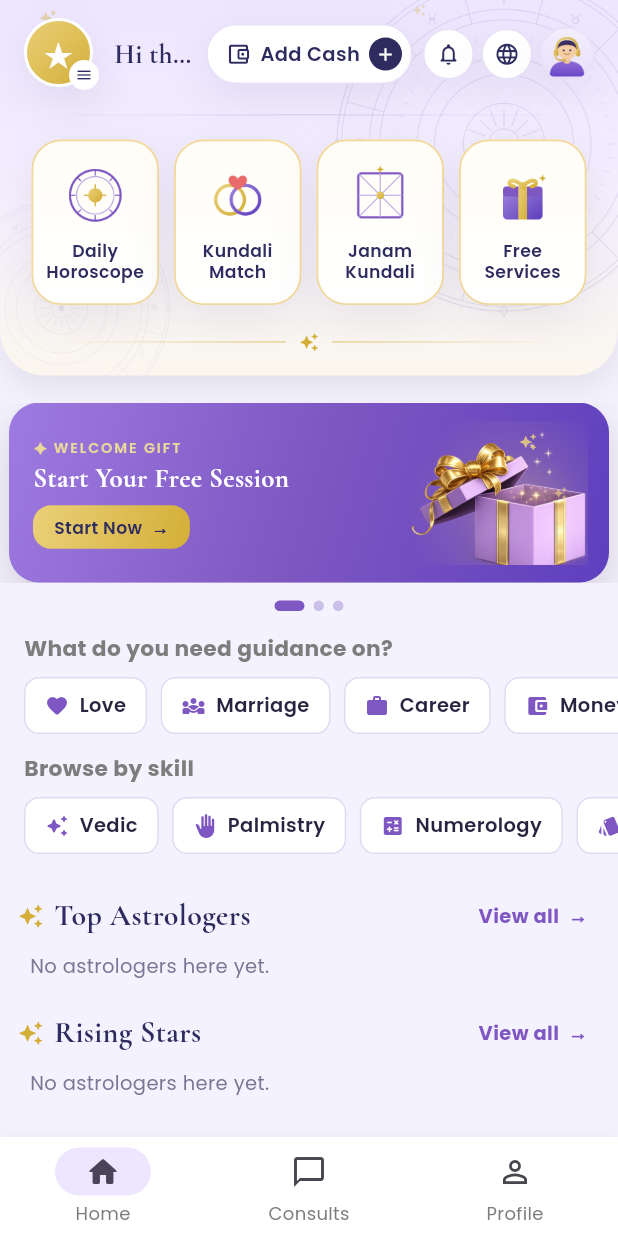
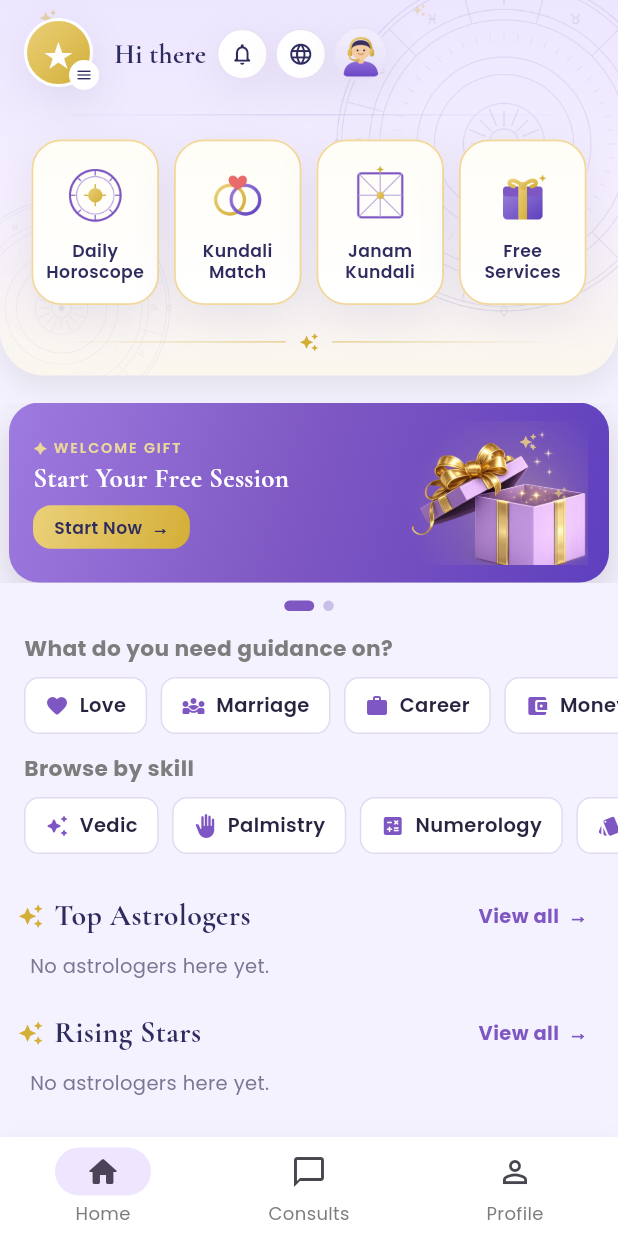
Before and after one commit to aaddrriisshh-dev/Asktro, a Flutter app: the HomeShell screen opened directly, on a phone screen of 412 x 824 dp. Run offline on Flutter 3.47's test engine with Material 3 defaults, Android fonts, the phone set to English and light mode, and no system bars; our stand-ins replace audioplayers, cached_network_image, cloud_firestore, cloud_functions, connectivity_plus, equatable and 18 more; missing offline and left inert: agora_rtc_engine, firebase_app_check, flutter_file_dialog, razorpay_flutter; accounts and stored records are empty.

Commit message:
feat(free-v1): gate remaining money UI (chat cost, home, Kundali, AI badge)
Hide every remaining financial surface behind kMonetizationEnabled and make the
free tools work without payment:
- chat: no recharge prompts/low-balance warnings/countdown; consultation_header
  recharge chip, consultation_end 'Amount charged'+receipt, consults history
  totalCharged all hidden
- astrologer card/profile + home astro card: per-minute rate labels hidden
- home_feed: StoreRail, 'Add Cash', paid 'Group Pujas' banner hidden; Money-back
  trust chip → 'Private & Secure'; profile jump uses kProfileTabIndex
- home_favorites_rail: hide non-AI (human) favourites
- kundali_match: bypass ₹49 paywall → free report via unpaid ProKerala path;
  hide ₹49 copy
- ai_badge: low-contrast '✦ AI' → clear high-contrast 'AI' chip (deception policy)

All hidden, not deleted; flip kMonetizationEnabled=true to restore for v2.

Co-Authored-By: Claude Opus 4.8 <noreply@anthropic.com>
Claude-Session: https://claude.ai/code/session_01WRrriC1w7QS5YfDnWvnAQM

```diff
--- a/apps/customer/lib/features/astrologer/astrologer_card.dart
+++ b/apps/customer/lib/features/astrologer/astrologer_card.dart
@@ -1,6 +1,8 @@
 import 'package:flutter/material.dart';
 import 'package:go_router/go_router.dart';
 import 'package:shared_flutter/shared_flutter.dart';
+
+import '../../app/feature_flags.dart';
 
 /// Directory card used across home rails and search results (Part 2/3).
 class AstrologerCard extends StatelessWidget {
@@ -82,7 +84,8 @@ class AstrologerCard extends StatelessWidget {
                   ],
                 ),
               ),
-              LabelBadge(text: a.rateLabel, filled: false),
+              // ... per-minute rate label hidden in free v1
+              if (kMonetizationEnabled) LabelBadge(text: a.rateLabel, filled: false),
             ],
           ),
           if (!compact) ...[
--- a/apps/customer/lib/features/consultation/consultation_end.dart
+++ b/apps/customer/lib/features/consultation/consultation_end.dart
@@ -5,6 +5,7 @@ import 'package:shared_flutter/shared_flutter.dart';
 
 import 'consultation_controller.dart';
 import '../../app/providers.dart';
+import '../../app/feature_flags.dart';
 import '../../data/messaging_service.dart';
 
 /// Full-screen session summary + rating (Part 3/4). Pushed after a consultation
@@ -109,8 +110,9 @@ class _ConsultationEndScreenState extends ConsumerState<_ConsultationEndScreen>
                     _row('Astrologer', widget.astrologer.name),
                     _row('Duration', Money.formatDurationLong(c.duration)),
                     _row('Type', c.type.name),
-                    _row('Amount charged', Money.formatPaise(c.totalCharged)),
-                    if (c.receiptNo != null) _row('Receipt', c.receiptNo!),
+                    // ... charged-amount row hidden in free v1
+                    if (kMonetizationEnabled) _row('Amount charged', Money.formatPaise(c.totalCharged)),
+                    if (kMonetizationEnabled && c.receiptNo != null) _row('Receipt', c.receiptNo!),
                   ],
                 ),
               ),
--- a/apps/customer/lib/features/consultation/consultation_header.dart
+++ b/apps/customer/lib/features/consultation/consultation_header.dart
@@ -1,5 +1,7 @@
 import 'package:flutter/material.dart';
 import 'package:shared_flutter/shared_flutter.dart';
+
+import '../../app/feature_flags.dart';
 
 /// Sticky consultation header: back, astrologer identity, backend-driven
 /// remaining time, a recharge shortcut, and a clear End action. Colour shifts as
@@ -74,9 +76,11 @@ class ConsultationHeader extends StatelessWidget {
                   ],
                 ),
               ),
-              const SizedBox(width: 6),
+              // ... recharge / countdown chip hidden in free v1
+              if (kMonetizationEnabled) const SizedBox(width: 6),
               // Free users see a ticking countdown (tap to recharge); paid users
               // just get a plain "Add cash" shortcut — no distracting timer.
+              if (kMonetizationEnabled)
                 GestureDetector(
                   onTap: onRecharge,
                   child: Container(
--- a/apps/customer/lib/features/home/home_favorites_rail.dart
+++ b/apps/customer/lib/features/home/home_favorites_rail.dart
@@ -4,6 +4,7 @@ import 'package:go_router/go_router.dart';
 import 'package:shared_flutter/shared_flutter.dart';
 
 import '../../app/providers.dart';
+import '../../app/feature_flags.dart';
 import '../profile/favourites_screen.dart';
 import '../profile_setup/onboarding_style.dart';
 import 'home_continue_rail.dart' show RailBand;
@@ -71,6 +72,8 @@ class _FavItem extends ConsumerWidget {
   @override
   Widget build(BuildContext context, WidgetRef ref) {
     final a = ref.watch(_favAstrologerProvider(id)).valueOrNull;
+    // ... hidden in free v1 — only AI astrologers are shown when money is off
+    if (!kMonetizationEnabled && a != null && !a.isAI) return const SizedBox.shrink();
     final name = a?.name ?? '…';
     return GestureDetector(
       onTap: () => context.push('/astrologer/$id'),
--- a/apps/customer/lib/features/home/home_feed.dart
+++ b/apps/customer/lib/features/home/home_feed.dart
@@ -5,6 +5,7 @@ import 'package:go_router/go_router.dart';
 import 'package:shared_flutter/shared_flutter.dart';
 
 import '../../app/providers.dart';
+import '../../app/feature_flags.dart';
 import 'home_continue_rail.dart';
 import 'category_screen.dart';
 import 'home_favorites_rail.dart';
@@ -101,7 +102,8 @@ class HomeFeed extends ConsumerWidget {
                 provider: _risingStarsProvider,
                 onlyRisingStars: true,),
             const SizedBox(height: 4),
-            const StoreRail(),
+            // ... hidden in free v1
+            if (kMonetizationEnabled) const StoreRail(),
             const TrustBanner(),
             const SizedBox(height: 4),
             const RecentBlogsSection(),
@@ -233,7 +235,7 @@ class HomeFeed extends ConsumerWidget {
         children: [
           // Profile photo + a little hamburger badge → opens the Profile page.
           GestureDetector(
-            onTap: () => ref.read(homeTabProvider.notifier).state = 4,
+            onTap: () => ref.read(homeTabProvider.notifier).state = kProfileTabIndex,
             child: SizedBox(
               width: 50,
               height: 48,
@@ -279,8 +281,10 @@ class HomeFeed extends ConsumerWidget {
             child: Text('Hi $first',
                 style: Ob.title.copyWith(fontSize: 18), overflow: TextOverflow.ellipsis,),
           ),
-          const SizedBox(width: 8),
-          _addCash(context),
+          // ... hidden in free v1
+          if (kMonetizationEnabled) const SizedBox(width: 8),
+          // ... hidden in free v1
+          if (kMonetizationEnabled) _addCash(context),
           const SizedBox(width: 7),
           // Notification bell → the Notifications screen (no longer a bottom tab).
           _iconCircle(Icons.notifications_none_rounded,
@@ -450,6 +454,8 @@ class _HomeBannersState extends ConsumerState<_HomeBanners> {
         illustration: Image.asset(Ob.gift, height: 98),
         onTap: () => Navigator.of(context).push(MaterialPageRoute(builder: (_) => const SearchScreen())),
       ),
+      // ... hidden in free v1 (advertises a paid booking)
+      if (kMonetizationEnabled)
         _banner(
           gradient: _grad(const [Color(0xFF6A47C7), Color(0xFF432B85), Color(0xFF2C1E5C)]),
           kicker: '✦ DIVINE BLESSINGS',
@@ -808,7 +814,10 @@ class _HomeBannersState extends ConsumerState<_HomeBanners> {
                   const SizedBox(height: 12),
                   Row(
                     children: [
-                      _trustItem(Icons.verified_user_rounded, 'Money-back'),
+                      // ... 'Money-back' hidden in free v1 — swapped for a non-money trust item
+                      kMonetizationEnabled
+                          ? _trustItem(Icons.verified_user_rounded, 'Money-back')
+                          : _trustItem(Icons.shield_rounded, 'Private & Secure'),
                       _trustItem(Icons.workspace_premium_rounded, 'Verified experts'),
                       _trustItem(Icons.lock_rounded, '100% private'),
                     ],
@@ -1053,6 +1062,8 @@ class _CelestialAstroCard extends StatelessWidget {
               ],
             ),
             const Spacer(),
+            // ... per-minute rate label hidden in free v1
+            if (kMonetizationEnabled)
               Container(
                 margin: const EdgeInsets.only(bottom: 12),
                 padding: const EdgeInsets.symmetric(horizontal: 13, vertical: 5),
```
Also changed, not shown: apps/customer/lib/features/astrologer/astrologer_profile_screen.dart (+10 -5 lines), apps/customer/lib/features/consultation/chat_consultation_screen.dart (+10 -1 lines), apps/customer/lib/features/consultations/consultations_tab.dart (+6 -3 lines), apps/customer/lib/features/tools/kundali_match_screen.dart (+30 -9 lines), packages/shared_flutter/lib/src/widgets/ai_badge.dart (+21 -14 lines). Lines whose indentation alone changed are shown as unchanged.
